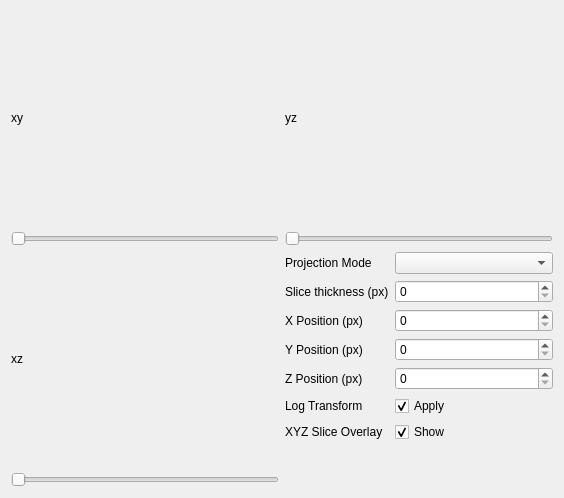
Old version of the form oct3dorthogonalviewer.ui in the repository flesage/micro-oct-acq.
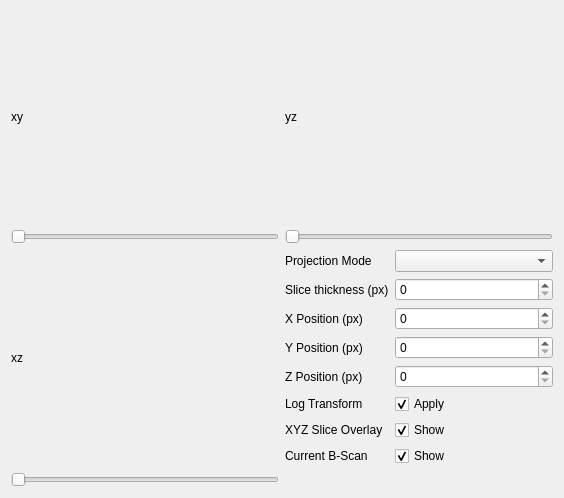
New version of the form.

```diff
--- a/oct3dorthogonalviewer.ui
+++ b/oct3dorthogonalviewer.ui
@@ -179,6 +179,23 @@
          </property>
         </widget>
        </item>
+       <item row="7" column="0">
+        <widget class="QLabel" name="label_3">
+         <property name="text">
+          <string>Current B-Scan</string>
+         </property>
+        </widget>
+       </item>
+       <item row="7" column="1">
+        <widget class="QCheckBox" name="checkBox_showBscan">
+         <property name="text">
+          <string>Show</string>
+         </property>
+         <property name="checked">
+          <bool>true</bool>
+         </property>
+        </widget>
+       </item>
       </layout>
      </item>
      <item row="2" column="0">
```
